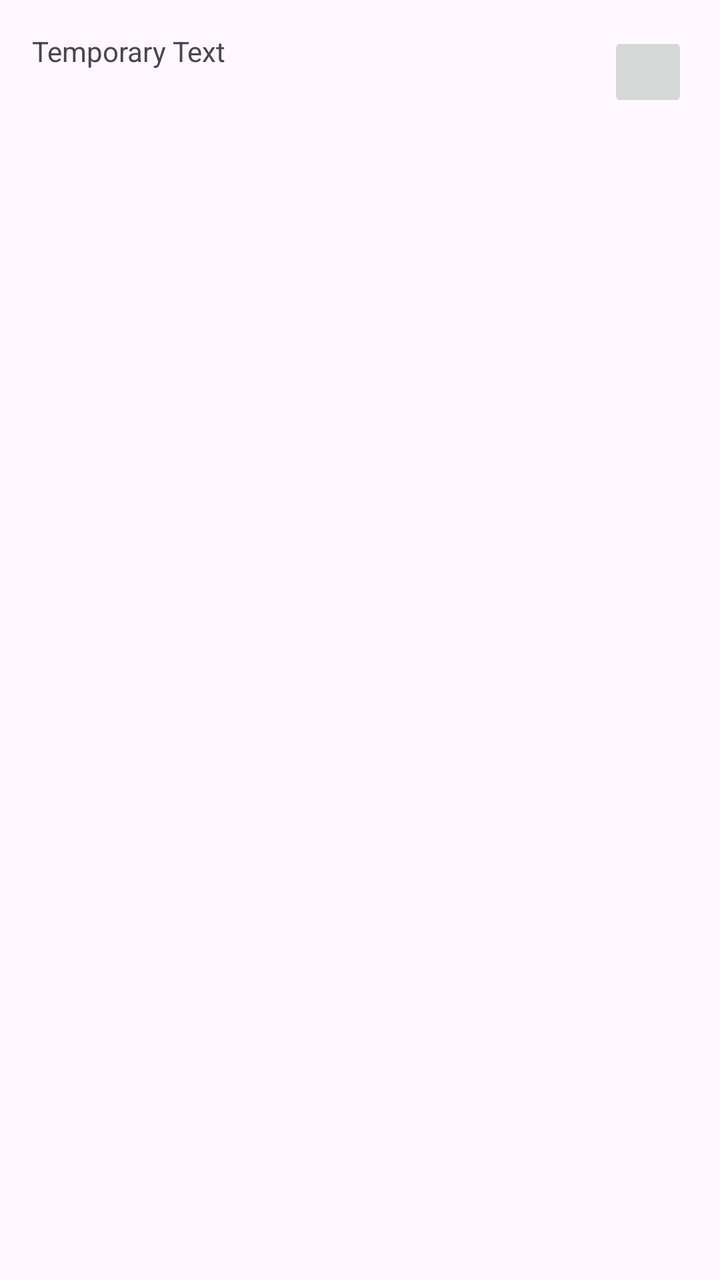
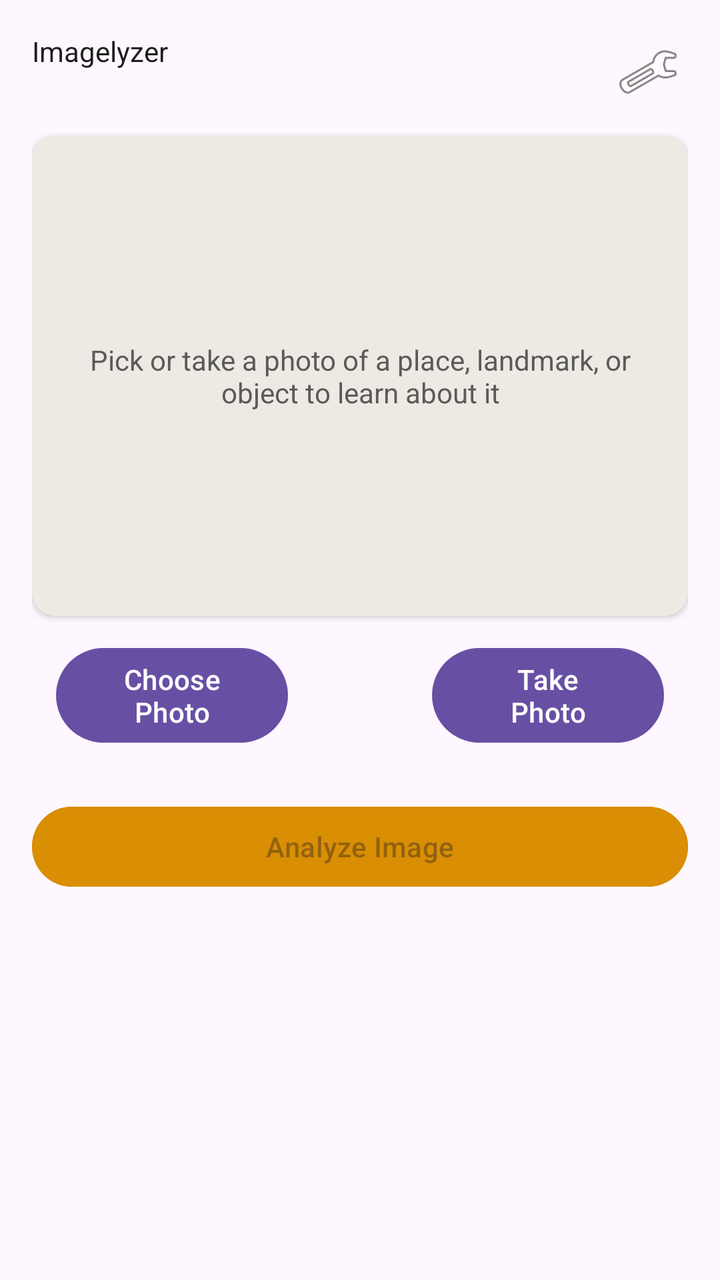

Compare the two renders of this Android layout. The source of the first and the diff that turns it into the second are given below.
<!-- AndroidManifest.xml: application theme Theme.Imagelyzer -->
<!-- res/layout/activity_main.xml -->
<?xml version="1.0" encoding="utf-8"?>
<androidx.core.widget.NestedScrollView xmlns:android="http://schemas.android.com/apk/res/android"
    xmlns:app="http://schemas.android.com/apk/res-auto"
    xmlns:tools="http://schemas.android.com/tools"
    android:layout_width="match_parent"
    android:layout_height="match_parent"
    tools:context=".MainActivity">
    
    <LinearLayout
        android:layout_width="match_parent"
        android:layout_height="wrap_content"
        android:orientation="vertical"
        android:padding="16dp">
        
        <LinearLayout
            android:layout_width="match_parent"
            android:layout_height="wrap_content"
            android:orientation="horizontal"
            android:layout_gravity="center_vertical"
            android:paddingBottom="12dp">


            <TextView
                android:layout_width="0dp"
                android:layout_height="wrap_content"
                android:layout_weight="1"
                android:text="Temporary Text"
                style="bold"/>
            
            <ImageButton
                android:id="@+id/btnSettings"
                android:layout_width="40dp"
                android:layout_height="40dp"/>

        </LinearLayout>
        
    </LinearLayout>



</androidx.core.widget.NestedScrollView>
<!-- resources referenced by this layout -->
<resources>
  <style name="Theme.Imagelyzer" parent="Base.Theme.Imagelyzer" />
  <style name="Base.Theme.Imagelyzer" parent="Theme.Material3.DayNight.NoActionBar">
          
          
      </style>
</resources>

<!-- the commit's change to res/layout/activity_main.xml (unified diff, before → after) -->
@@ -11,6 +11,8 @@
         android:layout_height="wrap_content"
         android:orientation="vertical"
         android:padding="16dp">
+
+
         
         <LinearLayout
             android:layout_width="match_parent"
@@ -24,16 +26,88 @@
                 android:layout_width="0dp"
                 android:layout_height="wrap_content"
                 android:layout_weight="1"
-                android:text="Temporary Text"
-                style="bold"/>
+                android:text="@string/app_name"
+                style="bold"
+                android:textColor="@color/text_primary"/>
             
             <ImageButton
                 android:id="@+id/btnSettings"
                 android:layout_width="40dp"
-                android:layout_height="40dp"/>
+                android:layout_height="40dp"
+                android:background="?attr/selectableItemBackgroundBorderless"
+                android:contentDescription="@string/settings"
+                android:src="@android:drawable/ic_menu_manage"/>
+        </LinearLayout>
 
+        
+        
+        <androidx.cardview.widget.CardView
+            android:layout_width="match_parent"
+            android:layout_height="240dp"
+            app:cardCornerRadius="12dp"
+            app:cardElevation="2dp">
+            
+            <FrameLayout
+                android:layout_width="match_parent"
+                android:layout_height="match_parent">
+
+                <ImageView
+                    android:id="@+id/imagePreview"
+                    android:layout_width="match_parent"
+                    android:layout_height="match_parent"
+                    android:scaleType="centerCrop"
+                    android:background="#EDEAE3"
+                    android:contentDescription="@string/placeholder_hint"/>
+                
+                <TextView
+                    android:id="@+id/placeholderText"
+                    android:layout_width="wrap_content"
+                    android:layout_height="wrap_content"
+                    android:layout_gravity="center"
+                    android:gravity="center"
+                    android:padding="24dp"
+                    android:text="@string/placeholder_hint"
+                    android:textColor="@color/text_secondary"/>
+            </FrameLayout>
+
+        </androidx.cardview.widget.CardView>
+
+        
+
+        <LinearLayout
+            android:layout_width="match_parent"
+            android:layout_height="wrap_content"
+            android:orientation="horizontal"
+            android:padding="12dp"
+            android:weightSum="2">
+
+            <com.google.android.material.button.MaterialButton
+                android:id="@+id/btnPickImage"
+                android:layout_width="0dp"
+                android:layout_height="wrap_content"
+                android:layout_weight="1"
+                android:layout_marginEnd="66dp"
+                android:text="@string/pick_image"/>
+            <com.google.android.material.button.MaterialButton
+                android:id="@+id/btnTakePhoto"
+                android:layout_width="0dp"
+                android:layout_height="wrap_content"
+                android:layout_weight="1"
+                android:layout_marginStart="6dp"
+                android:text="@string/take_photo"/>
         </LinearLayout>
+
+
         
+
+        <com.google.android.material.button.MaterialButton
+            android:id="@+id/btnAnalyse"
+            android:layout_width="match_parent"
+            android:layout_height="wrap_content"
+            android:layout_marginTop="12dp"
+            android:backgroundTint="@color/accent"
+            android:enabled="false"
+            android:text="@string/analyze"/>
     </LinearLayout>
 
 
<!-- resource entries referenced after the edit -->
@@ -1,5 +1,14 @@
 <!-- resources referenced by this layout -->
 <resources>
+  <color name="accent">#D98E04</color>
+  <color name="text_primary">#1C1C1C</color>
+  <color name="text_secondary">#5A5A5A</color>
+  <string name="analyze">Analyze Image</string>
+  <string name="app_name">Imagelyzer</string>
+  <string name="pick_image">Choose Photo</string>
+  <string name="placeholder_hint">Pick or take a photo of a place, landmark, or object to learn about it</string>
+  <string name="settings">API Key Settings</string>
+  <string name="take_photo">Take Photo</string>
   <style name="Theme.Imagelyzer" parent="Base.Theme.Imagelyzer" />
   <style name="Base.Theme.Imagelyzer" parent="Theme.Material3.DayNight.NoActionBar">
           
